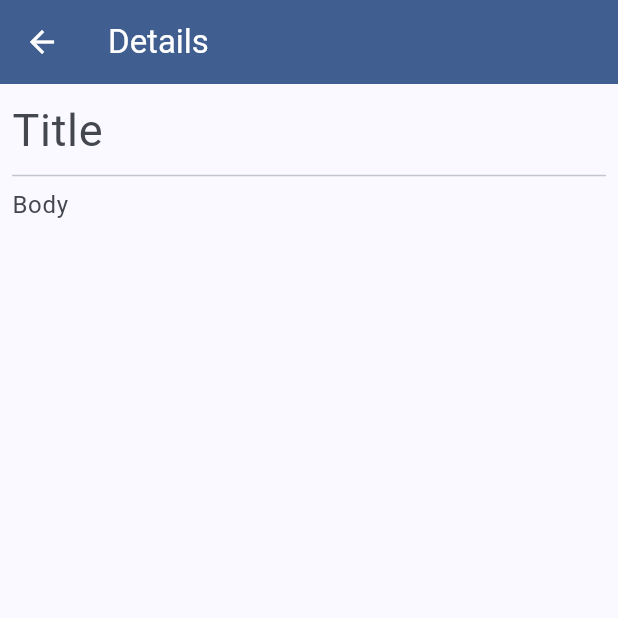
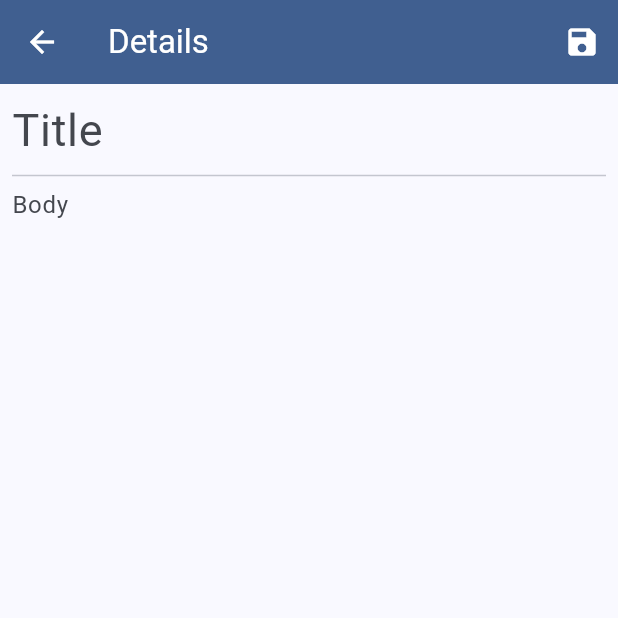
Before and after one commit to srideep-banerjee/Notes-Synced, a Flutter app: the DetailsPage screen opened directly, on a phone screen of 412 x 824 dp, the top half of it. Run offline on Flutter 3.47's test engine with Material 2 defaults, Android fonts, the phone set to English and light mode, and no system bars; our stand-ins replace firebase_auth, firebase_core; accounts and stored records are empty; generated files the repository leaves out were written again.

Commit message:
Added feature of adding, updating and displaying details of notes items

```diff
--- a/lib/ui/details/details_page.dart
+++ b/lib/ui/details/details_page.dart
@@ -1,9 +1,34 @@
 import 'package:flutter/material.dart';
 import 'package:flutter/services.dart';
 import 'package:notes_flutter/default_settings.dart';
+import 'package:notes_flutter/models/notes_item.dart';
 
-class DetailsPage extends StatelessWidget {
-  const DetailsPage({super.key});
+class DetailsPage extends StatefulWidget {
+  final NotesItem? notesItem;
+
+  const DetailsPage({this.notesItem, super.key});
+
+  @override
+  State<DetailsPage> createState() => _DetailsPageState();
+}
+
+class _DetailsPageState extends State<DetailsPage> {
+
+  late TextEditingController titleController, bodyController;
+
+  @override
+  void initState() {
+    super.initState();
+    titleController = TextEditingController(text: widget.notesItem?.title);
+    bodyController = TextEditingController(text: widget.notesItem?.content);
+  }
+
+  @override
+  void dispose() {
+    titleController.dispose();
+    bodyController.dispose();
+    super.dispose();
+  }
 
   @override
   Widget build(BuildContext context) {
@@ -14,17 +39,35 @@ class DetailsPage extends StatelessWidget {
         foregroundColor: Theme.of(context).colorScheme.onPrimary,
         leading: IconButton(
           icon: const Icon(Icons.arrow_back),
-          onPressed: () {},
+          onPressed: () {
+            NotesItem input = widget.notesItem??const NotesItem(title: "", content: "");
+            if (titleController.text != "" && (titleController.text != input.title || bodyController.text != input.content)) {
+              Navigator.pop(context, NotesItem(title: titleController.text, content: bodyController.text));
+            } else {
+              Navigator.pop(context);
+            }
+          },
         ),
+        actions: [
+          IconButton(
+            icon: Icon(
+              Icons.save,
+              color: Theme.of(context).colorScheme.onPrimary,
+            ),
+            onPressed: () {
+
+            },
+          ),
+        ],
       ),
-      body: const Padding(
-        padding: EdgeInsets.all(8.0),
+      body: Padding(
+        padding: const EdgeInsets.all(8.0),
         child: Column(
           children: [
-            TitleText(),
-            Divider(),
+            TitleText(titleController),
+            const Divider(),
             Expanded(
-              child: BodyText(),
+              child: BodyText(bodyController),
             ),
           ],
         ),
@@ -33,27 +76,11 @@ class DetailsPage extends StatelessWidget {
   }
 }
 
-class TitleText extends StatefulWidget {
-  const TitleText({super.key});
+class TitleText extends StatelessWidget {
 
-  @override
-  State<TitleText> createState() => _TitleTextState();
-}
+  final TextEditingController controller;
 
-class _TitleTextState extends State<TitleText> {
-  late TextEditingController controller;
-
-  @override
-  void initState() {
-    super.initState();
-    controller = TextEditingController();
-  }
-
-  @override
-  void dispose() {
-    controller.dispose();
-    super.dispose();
-  }
+  const TitleText(this.controller, {super.key});
 
   @override
   Widget build(BuildContext context) {
@@ -74,27 +101,11 @@ class _TitleTextState extends State<TitleText> {
   }
 }
 
-class BodyText extends StatefulWidget {
-  const BodyText({super.key});
+class BodyText extends StatelessWidget {
 
-  @override
-  State<BodyText> createState() => _BodyTextState();
-}
+  final TextEditingController controller;
 
-class _BodyTextState extends State<BodyText> {
-  late TextEditingController controller;
-
-  @override
-  void initState() {
-    super.initState();
-    controller = TextEditingController();
-  }
-
-  @override
-  void dispose() {
-    controller.dispose();
-    super.dispose();
-  }
+  const BodyText(this.controller, {super.key});
 
   @override
   Widget build(BuildContext context) {
```
Also changed, not shown: lib/ui/home/home_page.dart (+36 -11 lines).
